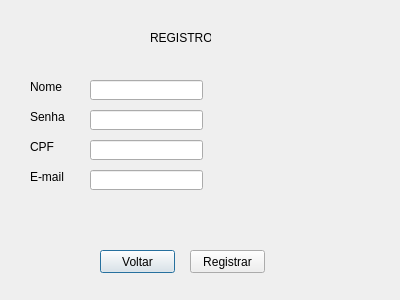
The window that agendaCompromisso/registrar.ui (SejaQoxumQuiser/AgendaCompromissos) describes before a commit, drawn with Qt 5.
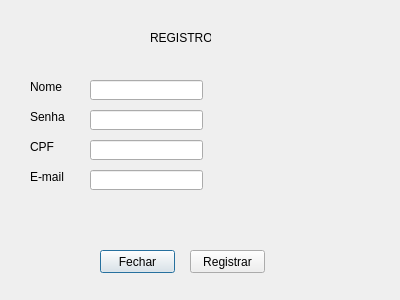
The same window after the commit.

Commit message: Botao Fechar pronto!

Diff of the .ui file:
```diff
--- a/agendaCompromisso/registrar.ui
+++ b/agendaCompromisso/registrar.ui
@@ -88,7 +88,7 @@
     </rect>
    </property>
    <property name="text">
-    <string>Voltar</string>
+    <string>Fechar</string>
    </property>
   </widget>
   <widget class="QPushButton" name="pushButton_2">
```
The commit also changes 8 other files.
